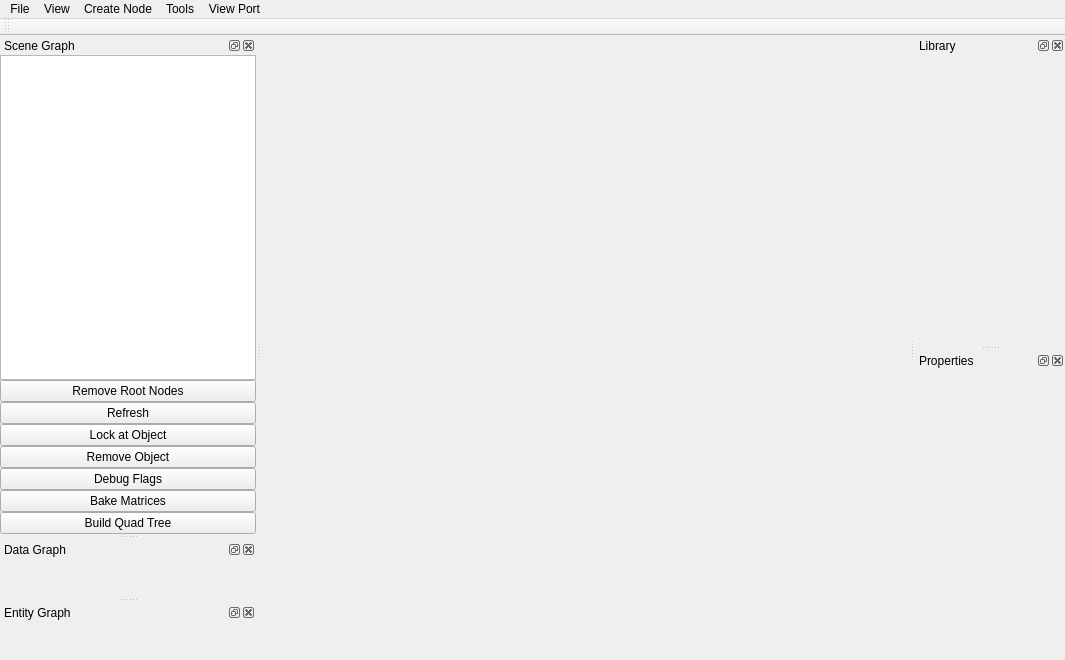
xaoctech/dava.engine, file Tools/ResourceEditor/mainwindow.ui: the form before one commit.
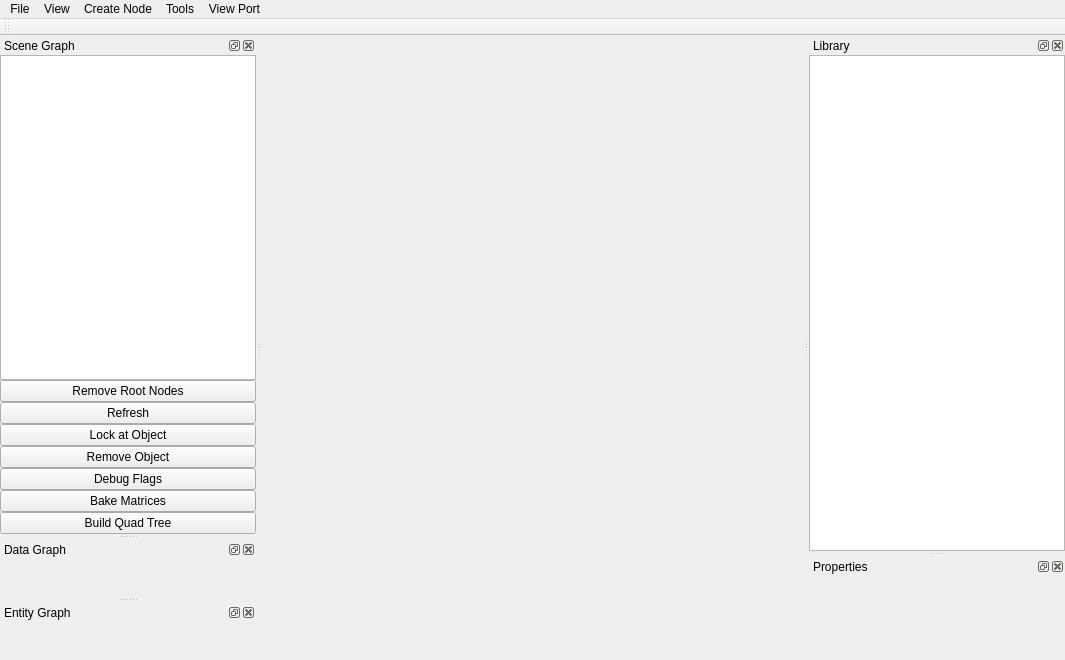
The form after the commit. Icons and pictures are not drawn. Custom widgets are drawn as their Qt base class.

Commit message: Fix: added Library to Qt Editor. Refactored makefile for moc compilation.

Diff of the .ui file:
```diff
--- a/Tools/ResourceEditor/mainwindow.ui
+++ b/Tools/ResourceEditor/mainwindow.ui
@@ -236,7 +236,7 @@
    <property name="minimumSize">
     <size>
      <width>150</width>
-     <height>42</height>
+     <height>128</height>
     </size>
    </property>
    <property name="windowTitle">
@@ -245,7 +245,23 @@
    <attribute name="dockWidgetArea">
     <number>2</number>
    </attribute>
-   <widget class="QWidget" name="libraryBody"/>
+   <widget class="QWidget" name="libraryBody">
+    <layout class="QVBoxLayout" name="verticalLayout_2">
+     <property name="spacing">
+      <number>0</number>
+     </property>
+     <property name="margin">
+      <number>0</number>
+     </property>
+     <item>
+      <widget class="QTreeView" name="libraryView">
+       <property name="contextMenuPolicy">
+        <enum>Qt::CustomContextMenu</enum>
+       </property>
+      </widget>
+     </item>
+    </layout>
+   </widget>
   </widget>
   <widget class="QDockWidget" name="dockProperties">
    <property name="minimumSize">
```
Left out of the diff: 2 changed lines with no effect on the pictures. The commit also changes 24 other files.
